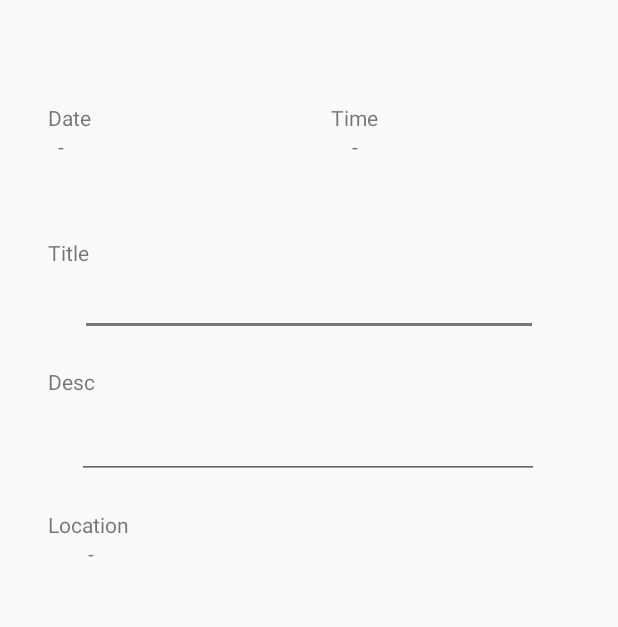
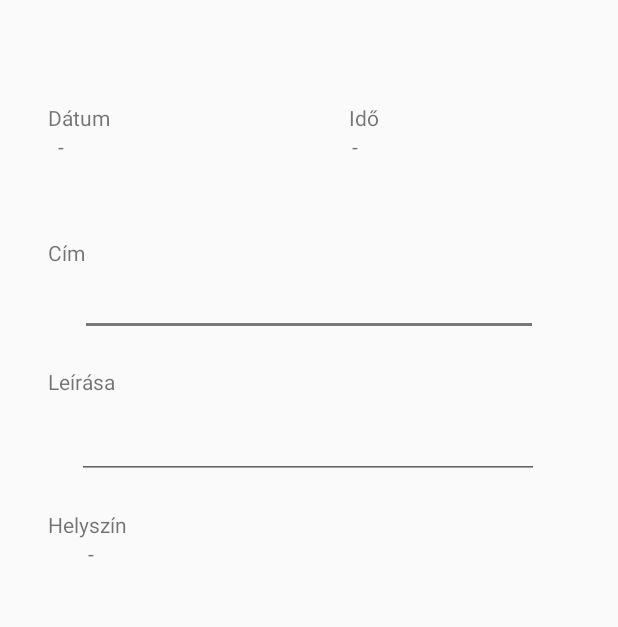
Before and after one commit to csinga24/HataridonaploEH7K1K, an Android app: the CreateEventActivity screen opened directly, with no data from a screen before it, on a phone screen of 412 x 824 dp. Shown: the part 254-881 px from the top of the screen. Run offline under Robolectric (Android 15) with nearby library versions, the phone set to English and light mode, and no system bars; our stand-ins replace Firebase (no records; nobody signed in at launch, a user with empty details on screens opened directly); 1 statement that could not run was skipped.

Commit message:
change english words to hungarian

```diff
--- a/app/src/main/res/layout/activity_create_event.xml
+++ b/app/src/main/res/layout/activity_create_event.xml
@@ -7,7 +7,7 @@
     tools:context=".ui.calendar.fragments.CreateEventActivity">
 
     <TextView
-        android:id="@+id/textView"
+        android:id="@+id/tvAddEvent"
         android:layout_width="wrap_content"
         android:layout_height="wrap_content"
         android:layout_marginTop="32dp"
@@ -40,7 +40,7 @@
         android:layout_width="wrap_content"
         android:layout_height="wrap_content"
         android:layout_marginStart="32dp"
-        android:text="Title"
+        android:text="@string/title"
         app:layout_constraintBottom_toTopOf="@+id/event_title"
         app:layout_constraintStart_toStartOf="parent" />
 
@@ -49,7 +49,7 @@
         android:layout_width="wrap_content"
         android:layout_height="wrap_content"
         android:layout_marginStart="32dp"
-        android:text="Desc"
+        android:text="@string/desc"
         app:layout_constraintBottom_toTopOf="@+id/event_desc"
         app:layout_constraintStart_toStartOf="parent" />
 
@@ -58,7 +58,7 @@
         android:layout_width="wrap_content"
         android:layout_height="wrap_content"
         android:layout_marginStart="32dp"
-        android:text="Date"
+        android:text="@string/date"
         app:layout_constraintBottom_toTopOf="@+id/event_date"
         app:layout_constraintStart_toStartOf="parent" />
 
@@ -69,13 +69,13 @@
         android:layout_marginStart="32dp"
         android:layout_marginTop="150dp"
         app:layout_constraintStart_toStartOf="parent"
-        app:layout_constraintTop_toBottomOf="@+id/textView" />
+        app:layout_constraintTop_toBottomOf="@+id/tvAddEvent" />
 
     <TextView
         android:layout_width="wrap_content"
         android:layout_height="wrap_content"
         android:layout_marginStart="32dp"
-        android:text="Location"
+        android:text="@string/location"
         app:layout_constraintBottom_toTopOf="@+id/event_location"
         app:layout_constraintStart_toStartOf="parent" />
 
@@ -89,7 +89,7 @@
         app:layout_constraintTop_toBottomOf="@+id/event_desc" />
 
     <Button
-        android:id="@+id/button_add_new_event"
+        android:id="@+id/btnAddNewEvent"
         android:layout_width="wrap_content"
         android:layout_height="wrap_content"
         android:layout_marginTop="32dp"
@@ -102,7 +102,7 @@
         android:id="@+id/text_time"
         android:layout_width="wrap_content"
         android:layout_height="wrap_content"
-        android:text="Time"
+        android:text="@string/time"
         app:layout_constraintBottom_toTopOf="@+id/event_date"
         app:layout_constraintEnd_toEndOf="parent"
         app:layout_constraintStart_toEndOf="@+id/textView3" />
--- a/app/src/main/res/values/strings.xml
+++ b/app/src/main/res/values/strings.xml
@@ -35,5 +35,8 @@
     <string name="delete">Törlés</string>
     <string name="back">Vissza</string>
     <string name="title_activity_maps">Map</string>
+    <string name="date">Dátum</string>
+    <string name="location">Helyszín</string>
+    <string name="time">Idő</string>
 
 </resources>
```
